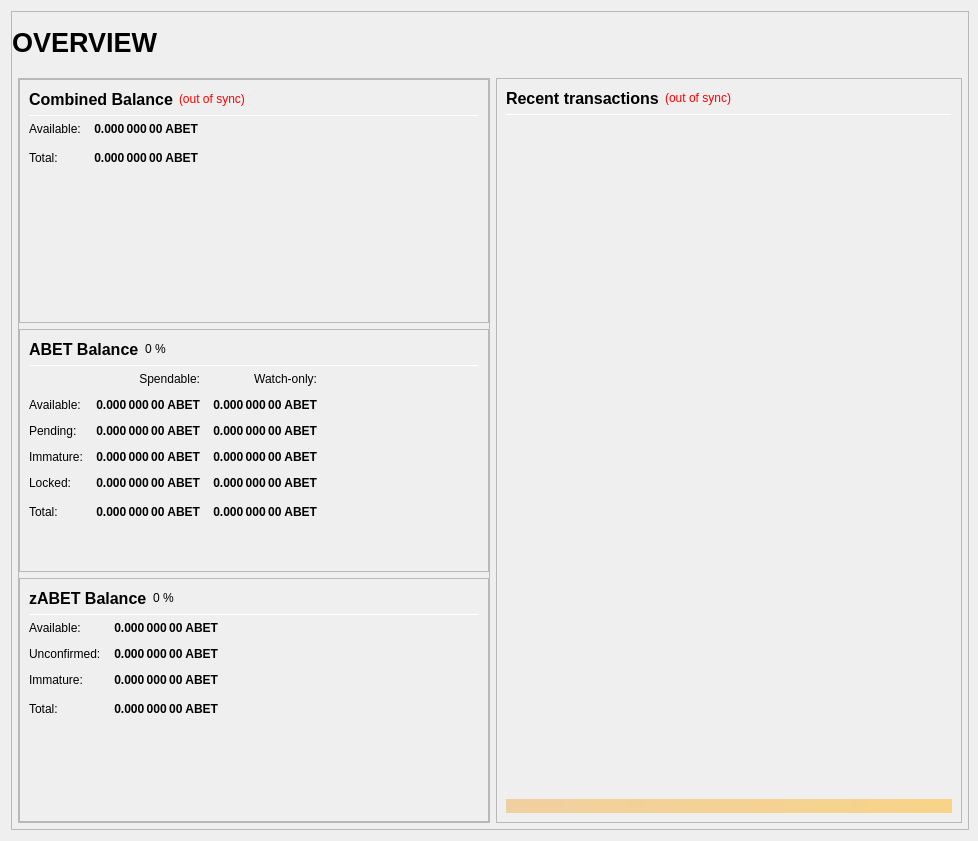
MotoAcidic/Altbet-2.0.0.0, file src/qt/forms/overviewpage.ui: the form before one commit.
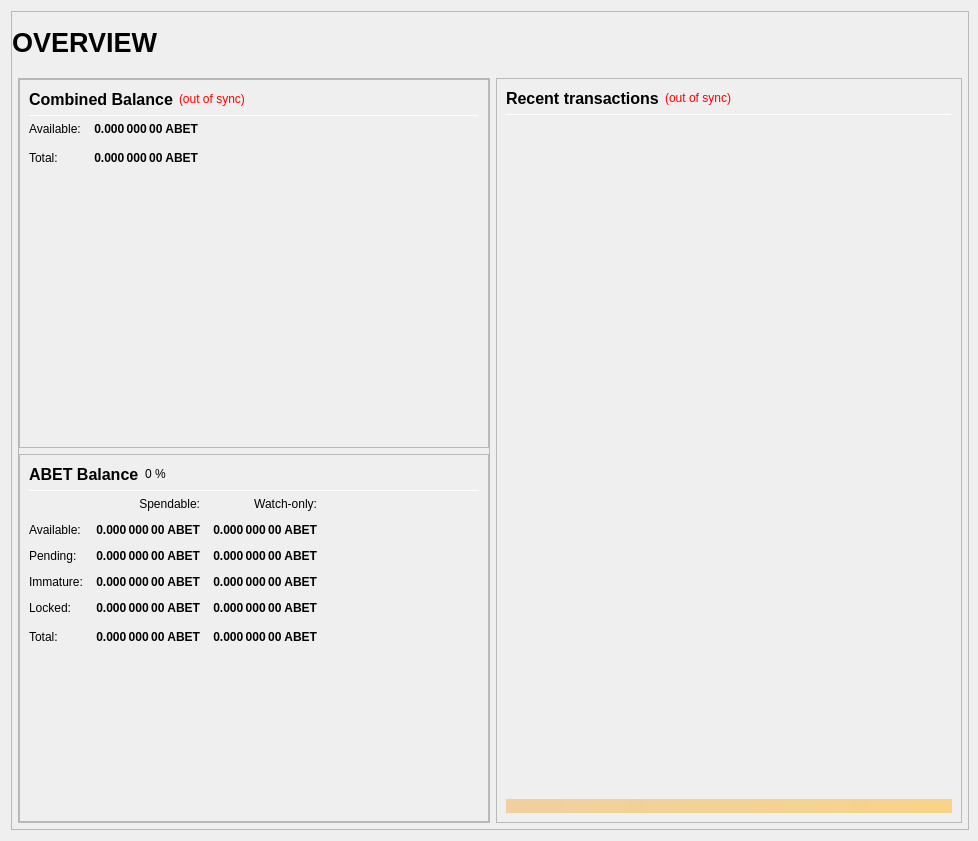
The form after the commit.

The edit to the form file:
```diff
--- a/src/qt/forms/overviewpage.ui
+++ b/src/qt/forms/overviewpage.ui
@@ -798,242 +798,6 @@
                     </layout>
                    </widget>
                   </item>
-                  <item>
-                   <widget class="QFrame" name="frame_ZerocoinBalances">
-                    <property name="frameShape">
-                     <enum>QFrame::StyledPanel</enum>
-                    </property>
-                    <property name="frameShadow">
-                     <enum>QFrame::Raised</enum>
-                    </property>
-                    <layout class="QVBoxLayout" name="verticalLayout_7">
-                     <item>
-                      <layout class="QHBoxLayout" name="horizontalLayout_8" stretch="0,0,0">
-                       <item>
-                        <widget class="QLabel" name="label_5z_3">
-                         <property name="minimumSize">
-                          <size>
-                           <width>0</width>
-                           <height>20</height>
-                          </size>
-                         </property>
-                         <property name="font">
-                          <font>
-                           <pointsize>12</pointsize>
-                           <weight>75</weight>
-                           <bold>true</bold>
-                          </font>
-                         </property>
-                         <property name="text">
-                          <string>zABET Balance</string>
-                         </property>
-                        </widget>
-                       </item>
-                       <item>
-                        <widget class="QLabel" name="labelzABETPercent">
-                         <property name="text">
-                          <string notr="true">0 %</string>
-                         </property>
-                        </widget>
-                       </item>
-                       <item>
-                        <spacer name="horizontalSpacer_11">
-                         <property name="orientation">
-                          <enum>Qt::Horizontal</enum>
-                         </property>
-                         <property name="sizeHint" stdset="0">
-                          <size>
-                           <width>40</width>
-                           <height>20</height>
-                          </size>
-                         </property>
-                        </spacer>
-                       </item>
-                      </layout>
-                     </item>
-                     <item>
-                      <widget class="Line" name="line_ZerocoinBalance">
-                       <property name="minimumSize">
-                        <size>
-                         <width>0</width>
-                         <height>1</height>
-                        </size>
-                       </property>
-                       <property name="maximumSize">
-                        <size>
-                         <width>16777215</width>
-                         <height>1</height>
-                        </size>
-                       </property>
-                       <property name="orientation">
-                        <enum>Qt::Horizontal</enum>
-                       </property>
-                      </widget>
-                     </item>
-                     <item>
-                      <layout class="QGridLayout" name="gridLayout_5">
-                       <property name="spacing">
-                        <number>12</number>
-                       </property>
-                       <item row="1" column="0">
-                        <widget class="QLabel" name="labelzBalanceMatureText">
-                         <property name="toolTip">
-                          <string>Mature: more than 20 confirmation and more than 1 mint of the same denomination after it was minted.
-These zABET are spendable.</string>
-                         </property>
-                         <property name="text">
-                          <string>Available:</string>
-                         </property>
-                        </widget>
-                       </item>
-                       <item row="1" column="1">
-                        <widget class="QLabel" name="labelzBalanceMature">
-                         <property name="font">
-                          <font>
-                           <weight>75</weight>
-                           <bold>true</bold>
-                          </font>
-                         </property>
-                         <property name="toolTip">
-                          <string>Mature: more than 20 confirmation and more than 1 mint of the same denomination after it was minted.
-These zABET are spendable.</string>
-                         </property>
-                         <property name="text">
-                          <string notr="true">0.000 000 00 ABET</string>
-                         </property>
-                         <property name="alignment">
-                          <set>Qt::AlignRight|Qt::AlignTrailing|Qt::AlignVCenter</set>
-                         </property>
-                        </widget>
-                       </item>
-                       <item row="2" column="0">
-                        <widget class="QLabel" name="labelzBalanceUnconfirmedText">
-                         <property name="toolTip">
-                          <string>Unconfirmed: less than 20 confirmations
-Immature: confirmed, but less than 1 mint of the same denomination after it was minted</string>
-                         </property>
-                         <property name="text">
-                          <string>Unconfirmed:</string>
-                         </property>
-                        </widget>
-                       </item>
-                       <item row="2" column="1">
-                        <widget class="QLabel" name="labelzBalanceUnconfirmed">
-                         <property name="font">
-                          <font>
-                           <weight>75</weight>
-                           <bold>true</bold>
-                          </font>
-                         </property>
-                         <property name="toolTip">
-                          <string>Unconfirmed: less than 20 confirmations
-Immature: confirmed, but less than 1 mint of the same denomination after it was minted</string>
-                         </property>
-                         <property name="text">
-                          <string notr="true">0.000 000 00 ABET</string>
-                         </property>
-                         <property name="alignment">
-                          <set>Qt::AlignRight|Qt::AlignTrailing|Qt::AlignVCenter</set>
-                         </property>
-                        </widget>
-                       </item>
-                       <item row="3" column="0">
-                        <widget class="QLabel" name="labelzBalanceImmatureText">
-                         <property name="toolTip">
-                          <string>Unconfirmed: less than 20 confirmations
-Immature: confirmed, but less than 1 mint of the same denomination after it was minted</string>
-                         </property>
-                         <property name="text">
-                          <string>Immature:</string>
-                         </property>
-                        </widget>
-                       </item>
-                       <item row="3" column="1">
-                        <widget class="QLabel" name="labelzBalanceImmature">
-                         <property name="font">
-                          <font>
-                           <weight>75</weight>
-                           <bold>true</bold>
-                          </font>
-                         </property>
-                         <property name="toolTip">
-                          <string>Unconfirmed: less than 20 confirmations
-Immature: confirmed, but less than 1 mint of the same denomination after it was minted</string>
-                         </property>
-                         <property name="text">
-                          <string notr="true">0.000 000 00 ABET</string>
-                         </property>
-                         <property name="alignment">
-                          <set>Qt::AlignRight|Qt::AlignTrailing|Qt::AlignVCenter</set>
-                         </property>
-                        </widget>
-                       </item>
-                       <item row="4" column="0">
-                        <widget class="QLabel" name="labelzBalanceText">
-                         <property name="toolTip">
-                          <string>Your current zABET balance, unconfirmed and immature zABET included.</string>
-                         </property>
-                         <property name="text">
-                          <string>Total:</string>
-                         </property>
-                        </widget>
-                       </item>
-                       <item row="4" column="1">
-                        <widget class="QLabel" name="labelzBalance">
-                         <property name="font">
-                          <font>
-                           <weight>75</weight>
-                           <bold>true</bold>
-                          </font>
-                         </property>
-                         <property name="cursor">
-                          <cursorShape>IBeamCursor</cursorShape>
-                         </property>
-                         <property name="toolTip">
-                          <string>Your current zABET balance, unconfirmed and immature zABET included.</string>
-                         </property>
-                         <property name="text">
-                          <string notr="true">0.000 000 00 ABET</string>
-                         </property>
-                         <property name="alignment">
-                          <set>Qt::AlignRight|Qt::AlignTrailing|Qt::AlignVCenter</set>
-                         </property>
-                         <property name="textInteractionFlags">
-                          <set>Qt::LinksAccessibleByMouse|Qt::TextSelectableByKeyboard|Qt::TextSelectableByMouse</set>
-                         </property>
-                        </widget>
-                       </item>
-                       <item row="4" column="2">
-                        <spacer name="horizontalSpacer_4">
-                         <property name="orientation">
-                          <enum>Qt::Horizontal</enum>
-                         </property>
-                         <property name="sizeHint" stdset="0">
-                          <size>
-                           <width>40</width>
-                           <height>20</height>
-                          </size>
-                         </property>
-                        </spacer>
-                       </item>
-                      </layout>
-                     </item>
-                     <item>
-                      <spacer name="verticalSpacer_4">
-                       <property name="orientation">
-                        <enum>Qt::Vertical</enum>
-                       </property>
-                       <property name="sizeHint" stdset="0">
-                        <size>
-                         <width>20</width>
-                         <height>40</height>
-                        </size>
-                       </property>
-                      </spacer>
-                     </item>
-                    </layout>
-                   </widget>
-                  </item>
                  </layout>
                 </widget>
                </item>
```
